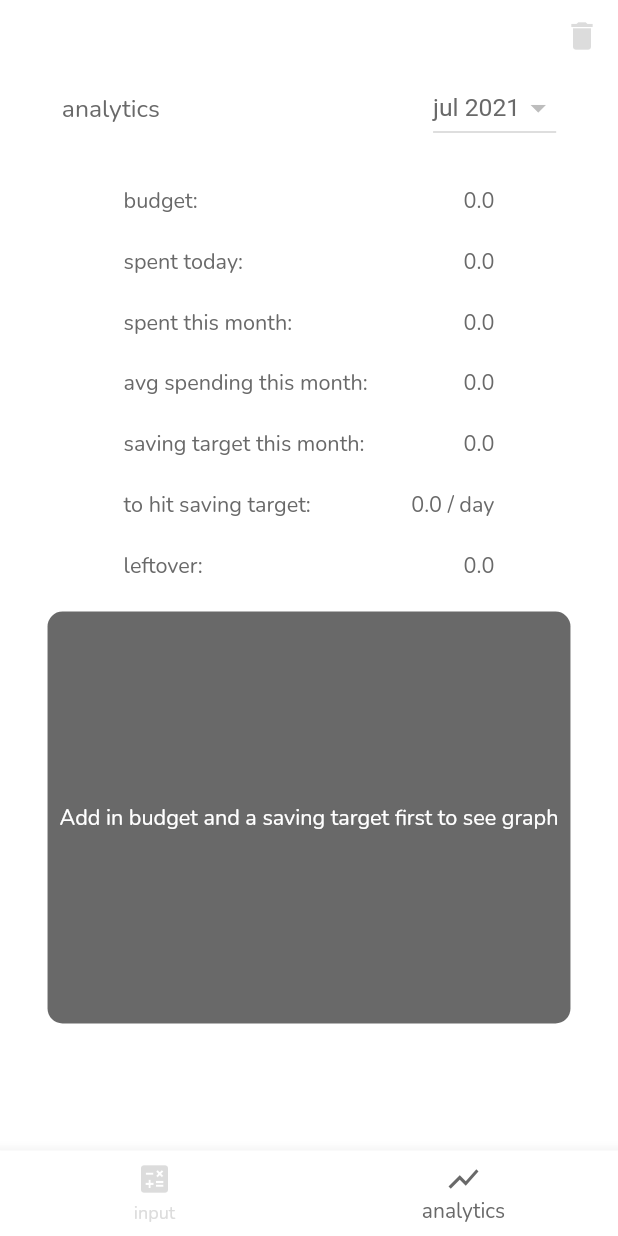
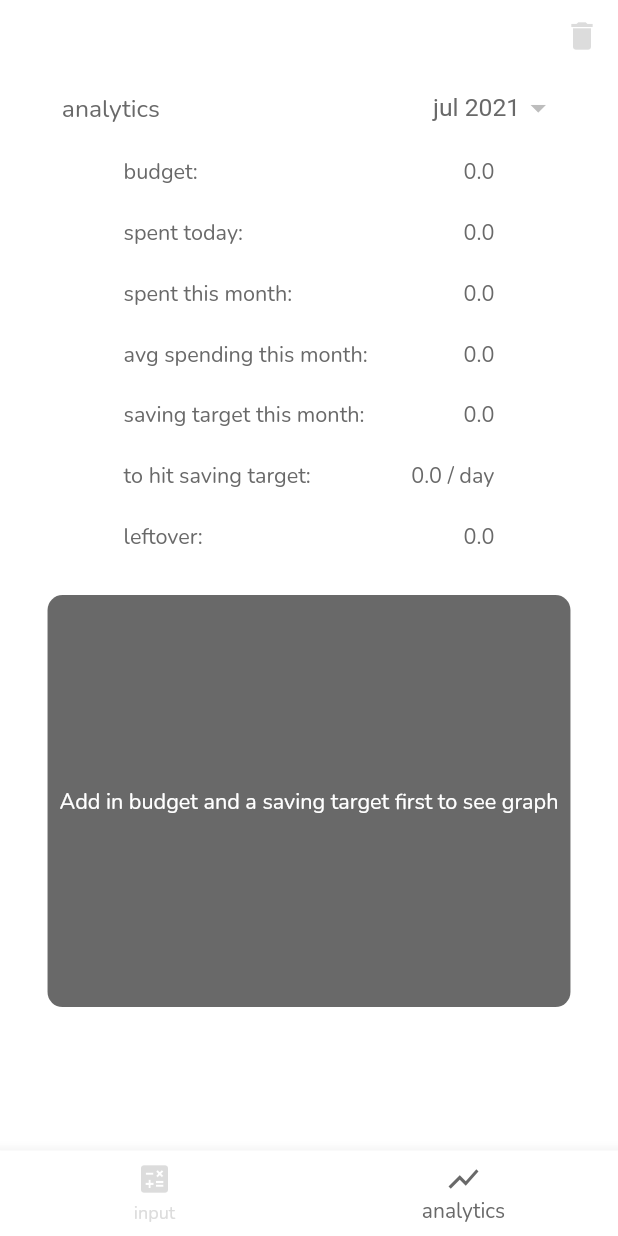
Before and after one commit to phantomcorn/Broked, a Flutter app: the screen it shows after launch, item 2 of the bottom bar chosen, on a phone screen of 412 x 824 dp. Run offline on Flutter 3.47's test engine with Material 2 defaults, Android fonts, the light colour scheme and no system bars; our stand-ins replace audioplayers, fl_chart, flutter_datetime_picker, google_fonts, sqflite; missing offline and left inert: animated_button; accounts and stored records are empty.

Commit message:
adjust space between widgets in analytics page + remove underline in DropdownButton

```diff
--- a/lib/main.dart
+++ b/lib/main.dart
@@ -375,7 +375,8 @@ class _Analytics extends State<Analytics> {
                           builder: (BuildContext context, AsyncSnapshot<List<DateTime>> snapshot) {
                             if (snapshot.hasData) {
                               if (snapshot.data!.isEmpty) {
-                                return DropdownButton(
+                                return DropdownButtonHideUnderline(
+                                  child : DropdownButton(
                                     value: null,
                                     items: [
                                       DropdownMenuItem(
@@ -390,6 +391,7 @@ class _Analytics extends State<Analytics> {
                                         )
                                       )
                                     ]
+                                  )
                                 );
                               }
                                 var items =  snapshot.data!
@@ -408,7 +410,8 @@ class _Analytics extends State<Analytics> {
                                     }).toList();
 
 
-                                return DropdownButton<DateTime>(
+                                return DropdownButtonHideUnderline(
+                                  child : DropdownButton<DateTime>(
                                       value: _date,
                                       items: items,
                                       onChanged: (DateTime? newDate) {
@@ -416,9 +419,11 @@ class _Analytics extends State<Analytics> {
                                           _date = newDate!;
                                         });
                                       },
+                                  )
                                 );
                             } else {
-                              return DropdownButton(
+                              return DropdownButtonHideUnderline(
+                                child : DropdownButton(
                                   items: [
                                     DropdownMenuItem(
                                         value : _date,
@@ -431,6 +436,7 @@ class _Analytics extends State<Analytics> {
                                         )
                                     )
                                   ],
+                                )
                               );
                             }
                           }
@@ -439,7 +445,7 @@ class _Analytics extends State<Analytics> {
                     mainAxisAlignment: MainAxisAlignment.spaceBetween,
                   ),
                   margin: EdgeInsets.only(
-                      bottom : height / 30,
+                      bottom : height / 100,
                       left: width / 10,
                       right: width / 10
                   )
@@ -663,6 +669,7 @@ class _Analytics extends State<Analytics> {
                   ),
                   margin: EdgeInsets.only(left : width / 5, right : width / 5)
                 ),
+                SizedBox(height : height / 100),
                 FutureBuilder(
                     future : Future.wait([
                       SpentDatabase.instance.getAllSpentByMonthThisYear(_date.month),
```
Lines whose indentation alone changed are shown as unchanged.
